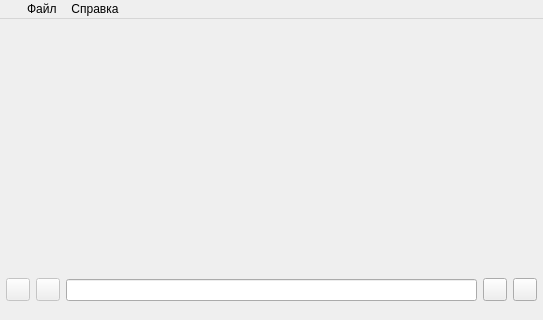
Old version of the form pyqt/pyQtdesigner./mainwindow.ui in the repository Zadrayca/Kourse; both pictures show x 0 to 543 and y 0 to 320 of the 543 by 583 pixel window.
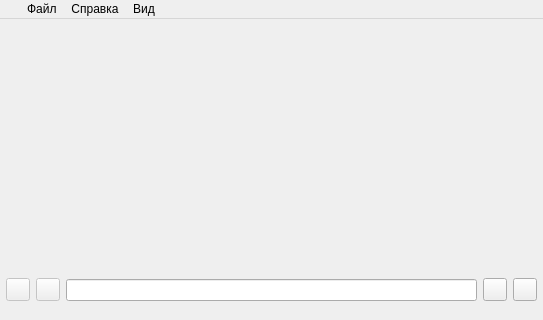
New version of the form. Icons and pictures are not drawn.

Patch:
```diff
--- a/pyqt/pyQtdesigner./mainwindow.ui
+++ b/pyqt/pyQtdesigner./mainwindow.ui
@@ -141,8 +141,15 @@
     <addaction name="actionAbout"/>
     <addaction name="actionAboutQt"/>
    </widget>
+   <widget class="QMenu" name="menu">
+    <property name="title">
+     <string>Вид</string>
+    </property>
+    <addaction name="action"/>
+   </widget>
    <addaction name="FileMenu"/>
    <addaction name="menu_2"/>
+   <addaction name="menu"/>
   </widget>
   <widget class="QStatusBar" name="statusbar"/>
   <action name="openAction">
```
Left out of the diff: 5 changed lines with no effect on the pictures.
